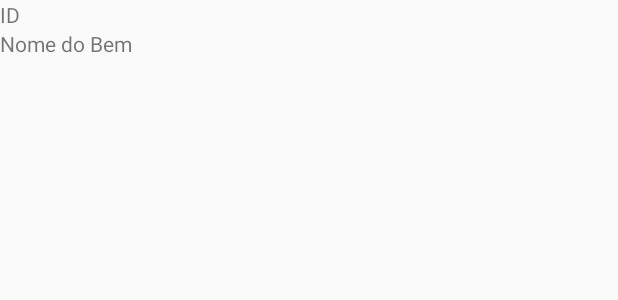
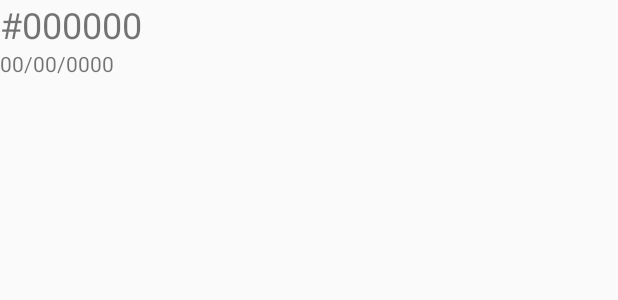
Before and after one commit to WesleyNL/Hackathon-Barueri, an Android app: the layout frame_contratos.xml on its own in the app's theme, with its tools: preview values and no code run, on a phone screen of 412 x 824 dp. Shown: the top 300 px of the screen. Run offline under Robolectric (Android 15) with nearby library versions, the phone set to English and light mode, and no system bars.

Commit message:
Remoção do NomeBem da Classe Veiculo

```diff
--- a/Sistema/app/src/main/java/br/com/insure/adapter/ContratosAdapter.java
+++ b/Sistema/app/src/main/java/br/com/insure/adapter/ContratosAdapter.java
@@ -30,7 +30,6 @@ public class ContratosAdapter extends RecyclerView.Adapter<ContratosAdapter.View
     @Override
     public void onBindViewHolder(ViewHolder holder, int position) {
         holder.txtID.setText(contratos.get(position).getId());
-        holder.txtNomeBem.setText(contratos.get(position).getVeiculo().getNomeBem());
     }
 
     @Override
@@ -41,13 +40,11 @@ public class ContratosAdapter extends RecyclerView.Adapter<ContratosAdapter.View
     public class ViewHolder extends RecyclerView.ViewHolder {
 
         public TextView txtID;
-        public TextView txtNomeBem;
 
         public ViewHolder(View itemView) {
             super(itemView);
 
             txtID = (TextView) itemView.findViewById(R.id.txtID);
-            txtNomeBem = (TextView) itemView.findViewById(R.id.txtNomeBem);
         }
     }
 }
--- a/Sistema/app/src/main/res/layout/frame_contratos.xml
+++ b/Sistema/app/src/main/res/layout/frame_contratos.xml
@@ -6,16 +6,17 @@
     <TextView
         android:layout_width="wrap_content"
         android:layout_height="wrap_content"
-        android:text="ID"
+        android:text="#000000"
         android:id="@+id/txtID"
         android:layout_alignParentTop="true"
-        android:layout_alignParentStart="true" />
+        android:layout_alignParentStart="true"
+        android:textSize="24dp"/>
 
     <TextView
         android:layout_width="wrap_content"
         android:layout_height="wrap_content"
-        android:text="Nome do Bem"
-        android:id="@+id/txtNomeBem"
+        android:id="@+id/txtDataHabilitacao"
+        android:text="00/00/0000"
         android:layout_below="@id/txtID" />
 
 </RelativeLayout>
```
